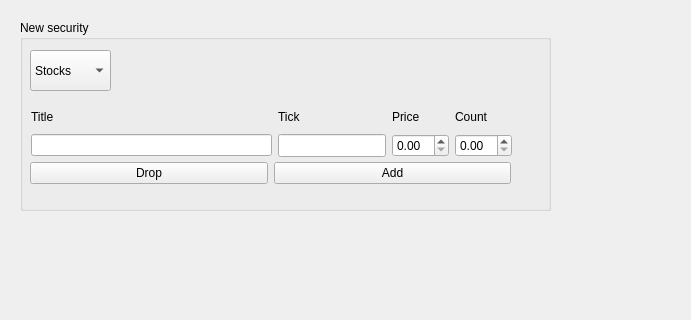
The window that portfolio_manager.ui (UnknownHero222/PortfolioManager) describes before a commit, drawn with Qt 5; both pictures show x 0 to 691 and y 0 to 320 of the 1029 by 665 pixel window.
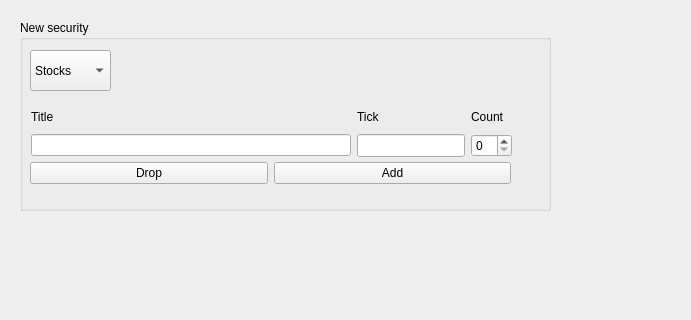
The same window after the commit. Icons and pictures are not drawn.

Commit message: Some changes in authorization widget

```diff
--- a/portfolio_manager.ui
+++ b/portfolio_manager.ui
@@ -65,7 +65,7 @@
       </property>
      </item>
     </widget>
-    <widget class="QWidget" name="">
+    <widget class="QWidget" name="layoutWidget">
      <property name="geometry">
       <rect>
        <x>11</x>
@@ -89,23 +89,6 @@
         </property>
        </widget>
       </item>
-      <item row="0" column="2">
-       <widget class="QLabel" name="price_lbl">
-        <property name="text">
-         <string>Price</string>
-        </property>
-       </widget>
-      </item>
-      <item row="0" column="3">
-       <widget class="QLabel" name="count_lbl">
-        <property name="text">
-         <string>Count</string>
-        </property>
-       </widget>
-      </item>
-      <item row="1" column="0">
-       <widget class="QLineEdit" name="title_txt_box"/>
-      </item>
       <item row="1" column="1">
        <widget class="QLineEdit" name="id_txt_box">
         <property name="sizePolicy">
@@ -116,15 +99,22 @@
         </property>
        </widget>
       </item>
+      <item row="1" column="0">
+       <widget class="QLineEdit" name="title_txt_box"/>
+      </item>
+      <item row="0" column="2">
+       <widget class="QLabel" name="count_lbl">
+        <property name="text">
+         <string>Count</string>
+        </property>
+       </widget>
+      </item>
       <item row="1" column="2">
-       <widget class="QDoubleSpinBox" name="price_spinbox"/>
-      </item>
-      <item row="1" column="3">
-       <widget class="QDoubleSpinBox" name="count_spinbox"/>
+       <widget class="QSpinBox" name="spinBox"/>
       </item>
      </layout>
     </widget>
-    <widget class="QWidget" name="">
+    <widget class="QWidget" name="layoutWidget">
      <property name="geometry">
       <rect>
        <x>10</x>
```
The commit also changes 6 other files.
